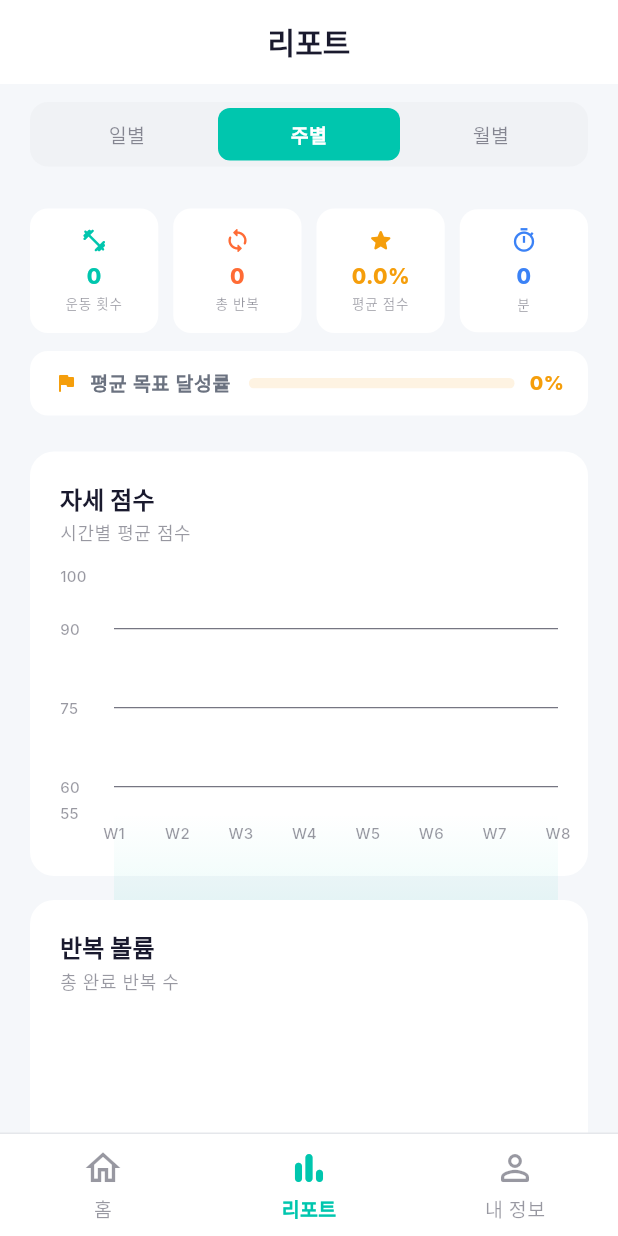
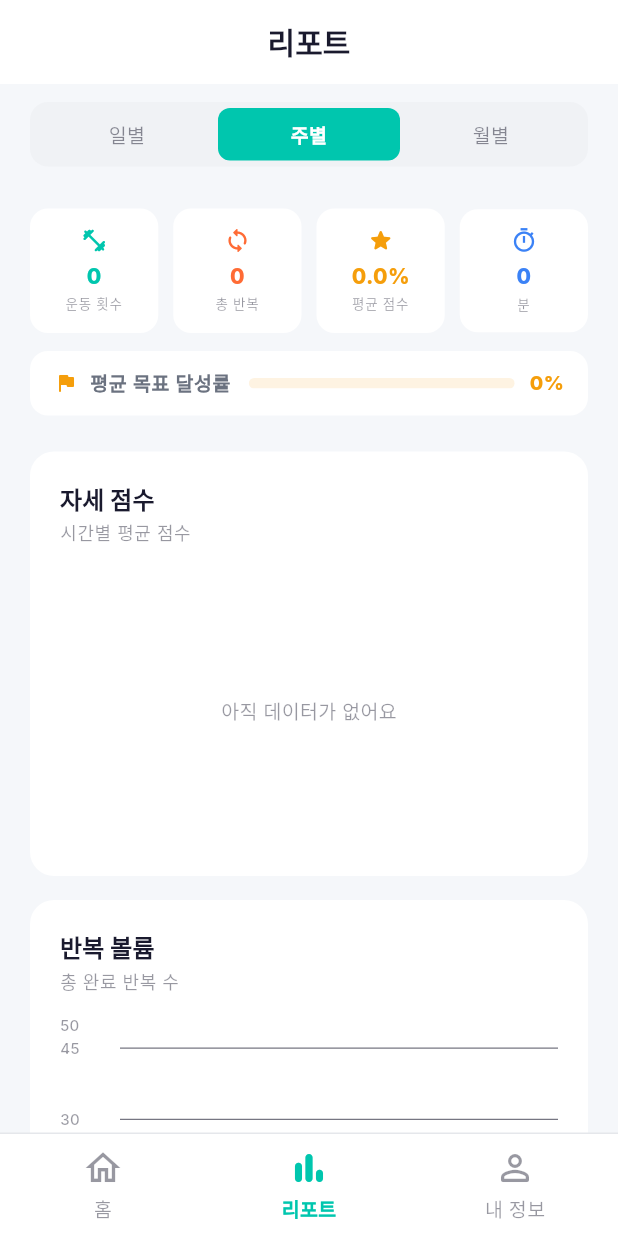
Before and after one commit to 06-month/BPT, a Flutter app: the ReportScreen screen opened by its route, after a tap on "주별", on a phone screen of 412 x 824 dp. Run offline on Flutter 3.47's test engine with Material 3 defaults, Android fonts, the phone set to English and light mode, and no system bars; drawn by our look-alikes of fl_chart; our stand-ins replace flutter_riverpod, go_router, google_fonts, shared_preferences, video_player; accounts and stored records are empty.

Commit message:
fix: 프로필 최근활동 연동, 리포트 그래프 에러 수정, 라벨 개선
- profile_screen: _WorkoutHistorySection/_StatsRow를 ConsumerWidget으로 변환,
  실제 운동 기록(allRecordsProvider) 및 연속일수(streakDaysProvider) 연동
- report_provider: 일간 탭을 실제 운동 날짜 기반 "N일차" 라벨 방식으로 변경,
  주간 탭 라벨을 W1/W2 → 실제 날짜(M/D)로 변경
- report_screen: _niceMax/_niceInterval에 all-zero 가드 추가로 그래프 에러 수정,
  포스처/활동시간 라인차트에서 zero spot 필터링으로 그래프 모양 이상 수정,
  데이터 없을 때 빈 상태 메시지 표시

Co-Authored-By: Claude Sonnet 4.6 <noreply@anthropic.com>

```diff
--- a/bpt/lib/features/report/providers/report_provider.dart
+++ b/bpt/lib/features/report/providers/report_provider.dart
@@ -1,19 +1,21 @@
 import 'package:flutter_riverpod/flutter_riverpod.dart';
 
+import '../../../core/i18n/locale_provider.dart';
 import '../../../models/workout_record_model.dart';
 import '../../../services/workout_records_service.dart';
 
 enum ReportTab { daily, weekly, monthly }
 
-final reportTabProvider = StateProvider<ReportTab>((ref) => ReportTab.weekly);
+final reportTabProvider = StateProvider<ReportTab>((ref) => ReportTab.daily);
 
 final reportDataProvider = Provider<Map<String, dynamic>>((ref) {
   final tab = ref.watch(reportTabProvider);
   final records = ref.watch(workoutRecordsProvider);
+  final isKo = ref.watch(selectedLanguageProvider) == 'ko';
 
   switch (tab) {
     case ReportTab.daily:
-      return _buildDailyData(records);
+      return _buildDailyData(records, isKo);
     case ReportTab.weekly:
       return _buildWeeklyData(records);
     case ReportTab.monthly:
@@ -25,35 +27,49 @@ final reportDataProvider = Provider<Map<String, dynamic>>((ref) {
 
 DateTime _dateOnly(DateTime dt) => DateTime(dt.year, dt.month, dt.day);
 
-Map<String, dynamic> _buildDailyData(List<WorkoutRecordModel> records) {
-  final now = DateTime.now();
-  // Last 7 days: index 0 = 6 days ago, index 6 = today
-  final days = List.generate(
-      7, (i) => _dateOnly(now.subtract(Duration(days: 6 - i))));
+Map<String, dynamic> _emptyData() => {
+      'postureScores': <double>[],
+      'reps': <double>[],
+      'workoutMinutes': <double>[],
+      'labels': <String>[],
+      'totalWorkouts': 0,
+      'totalReps': 0,
+      'avgScore': 0.0,
+      'totalMinutes': 0,
+      'avgAchievement': 0.0,
+    };
 
+// Chronological by unique workout day, labeled "1일차"/"Day 1"
+Map<String, dynamic> _buildDailyData(List<WorkoutRecordModel> records, bool isKo) {
+  final Map<DateTime, List<WorkoutRecordModel>> byDay = {};
+  for (final r in records) {
+    final day = _dateOnly(r.date);
+    byDay.putIfAbsent(day, () => []).add(r);
+  }
+
+  final sortedDays = byDay.keys.toList()..sort();
+  final recentDays = sortedDays.length > 7
+      ? sortedDays.sublist(sortedDays.length - 7)
+      : sortedDays;
+
+  if (recentDays.isEmpty) return _emptyData();
+
+  final startIdx = sortedDays.length - recentDays.length;
   final scores = <double>[];
   final reps = <double>[];
   final minutes = <double>[];
-  final labels = ['Mon', 'Tue', 'Wed', 'Thu', 'Fri', 'Sat', 'Sun'];
+  final labels = <String>[];
 
-  for (final day in days) {
-    final dayRecs =
-        records.where((r) => _dateOnly(r.date) == day).toList();
-    scores.add(dayRecs.isEmpty
-        ? 0
-        : dayRecs.fold(0.0, (s, r) => s + r.postureScore) /
-            dayRecs.length);
-    reps.add(
-        dayRecs.fold(0.0, (s, r) => s + r.totalReps).toDouble());
-    minutes.add(
-        dayRecs.fold(0, (s, r) => s + r.durationSeconds) / 60.0);
+  for (int i = 0; i < recentDays.length; i++) {
+    final dayRecs = byDay[recentDays[i]]!;
+    final n = startIdx + i + 1;
+    labels.add(isKo ? '$n일차' : 'Day $n');
+    scores.add(dayRecs.fold(0.0, (s, r) => s + r.postureScore) / dayRecs.length);
+    reps.add(dayRecs.fold(0.0, (s, r) => s + r.totalReps));
+    minutes.add(dayRecs.fold(0, (s, r) => s + r.durationSeconds) / 60.0);
   }
 
-  final totalWorkouts = records
-      .where((r) => days.contains(_dateOnly(r.date)))
-      .length;
-  final totalReps =
-      reps.fold(0.0, (a, b) => a + b).toInt();
+  final totalReps = reps.fold(0.0, (a, b) => a + b).toInt();
   final totalMins = minutes.fold(0.0, (a, b) => a + b).toInt();
   final validScores = scores.where((s) => s > 0).toList();
   final avgScore = validScores.isEmpty
@@ -65,7 +81,7 @@ Map<String, dynamic> _buildDailyData(List<WorkoutRecordModel> records) {
     'reps': reps,
     'workoutMinutes': minutes,
     'labels': labels,
-    'totalWorkouts': totalWorkouts,
+    'totalWorkouts': records.length,
     'totalReps': totalReps,
     'avgScore': avgScore,
     'totalMinutes': totalMins,
@@ -86,8 +102,8 @@ Map<String, dynamic> _buildWeeklyData(List<WorkoutRecordModel> records) {
   final scores = <double>[];
   final reps = <double>[];
   final minutes = <double>[];
-  final labels =
-      List.generate(8, (i) => 'W${i + 1}');
+  // Actual Monday dates as "M/D" labels so new users see real dates
+  final labels = weekStarts.map((ws) => '${ws.month}/${ws.day}').toList();
 
   for (final weekStart in weekStarts) {
     final weekEnd = weekStart.add(const Duration(days: 7));
--- a/bpt/lib/features/report/screens/report_screen.dart
+++ b/bpt/lib/features/report/screens/report_screen.dart
@@ -39,6 +39,7 @@ class ReportScreen extends ConsumerWidget {
                     chart: _PostureLineChart(
                       scores: (data['postureScores'] as List).cast<double>(),
                       labels: (data['labels'] as List).cast<String>(),
+                      noDataLabel: s.locale == 'ko' ? '아직 데이터가 없어요' : 'No data yet',
                     ),
                   ),
                   const SizedBox(height: 16),
@@ -48,6 +49,7 @@ class ReportScreen extends ConsumerWidget {
                     chart: _RepsBarChart(
                       reps: (data['reps'] as List).cast<double>(),
                       labels: (data['labels'] as List).cast<String>(),
+                      noDataLabel: s.locale == 'ko' ? '아직 데이터가 없어요' : 'No data yet',
                     ),
                   ),
                   const SizedBox(height: 16),
@@ -55,9 +57,9 @@ class ReportScreen extends ConsumerWidget {
                     title: s.activeTimeChart,
                     subtitle: s.activeTimeSubtitle,
                     chart: _WorkoutTimeLineChart(
-                      minutes:
-                          (data['workoutMinutes'] as List).cast<double>(),
+                      minutes: (data['workoutMinutes'] as List).cast<double>(),
                       labels: (data['labels'] as List).cast<String>(),
+                      noDataLabel: s.locale == 'ko' ? '아직 데이터가 없어요' : 'No data yet',
                     ),
                   ),
                   const SizedBox(height: 24),
@@ -327,11 +329,14 @@ class _ChartCard extends StatelessWidget {
 double _niceMax(List<double> values, double base) {
   if (values.isEmpty) return base;
   final max = values.reduce((a, b) => a > b ? a : b);
+  if (max <= 0) return base;
   return ((max * 1.15) / base).ceil() * base;
 }
 
-double _niceInterval(double maxY, int steps) =>
-    ((maxY / steps) / 5).ceil() * 5;
+double _niceInterval(double maxY, int steps) {
+  final result = ((maxY / steps) / 5).ceil() * 5;
+  return result <= 0 ? 5.0 : result.toDouble();
+}
 
 Widget _bottomLabel(
     double v, List<String> labels, TextStyle style, int step) {
@@ -345,9 +350,14 @@ Widget _bottomLabel(
 
 // ── Posture Line Chart ─────────────────────────────────────────────────────
 class _PostureLineChart extends StatelessWidget {
-  const _PostureLineChart({required this.scores, required this.labels});
+  const _PostureLineChart({
+    required this.scores,
+    required this.labels,
+    this.noDataLabel = 'No data yet',
+  });
   final List<double> scores;
   final List<String> labels;
+  final String noDataLabel;
 
   @override
   Widget build(BuildContext context) {
@@ -357,8 +367,25 @@ class _PostureLineChart extends StatelessWidget {
         fontSize: 10);
     final step = labels.length > 8 ? 2 : 1;
 
+    // Filter out zero-score periods so lines don't spike to the bottom
+    final spots = scores
+        .asMap()
+        .entries
+        .where((e) => e.value > 0)
+        .map((e) => FlSpot(e.key.toDouble(), e.value))
+        .toList();
+
+    if (spots.isEmpty || labels.isEmpty) {
+      return Center(
+        child: Text(noDataLabel,
+            style: textStyle.copyWith(fontSize: 13)),
+      );
+    }
+
     return LineChart(LineChartData(
-      minY: 55,
+      minX: 0,
+      maxX: (labels.length - 1).toDouble(),
+      minY: 50,
       maxY: 100,
       gridData: FlGridData(
         show: true,
@@ -393,12 +420,8 @@ class _PostureLineChart extends StatelessWidget {
       ),
       lineBarsData: [
         LineChartBarData(
-          spots: scores
-              .asMap()
-              .entries
-              .map((e) => FlSpot(e.key.toDouble(), e.value))
-              .toList(),
-          isCurved: true,
+          spots: spots,
+          isCurved: spots.length > 1,
           curveSmoothness: 0.35,
           color: AppColors.primary,
           barWidth: 2.5,
@@ -430,9 +453,14 @@ class _PostureLineChart extends StatelessWidget {
 
 // ── Reps Bar Chart ─────────────────────────────────────────────────────────
 class _RepsBarChart extends StatelessWidget {
-  const _RepsBarChart({required this.reps, required this.labels});
+  const _RepsBarChart({
+    required this.reps,
+    required this.labels,
+    this.noDataLabel = 'No data yet',
+  });
   final List<double> reps;
   final List<String> labels;
+  final String noDataLabel;
 
   @override
   Widget build(BuildContext context) {
@@ -442,8 +470,14 @@ class _RepsBarChart extends StatelessWidget {
         fontSize: 10);
     final step = labels.length > 8 ? 2 : 1;
 
+    if (labels.isEmpty) {
+      return Center(
+        child: Text(noDataLabel, style: textStyle.copyWith(fontSize: 13)),
+      );
+    }
+
     final maxY = _niceMax(reps, 50);
-    final yInterval = _niceInterval(maxY, 4).toDouble();
+    final yInterval = _niceInterval(maxY, 4);
 
     return BarChart(BarChartData(
       maxY: maxY,
@@ -500,10 +534,14 @@ class _RepsBarChart extends StatelessWidget {
 
 // ── Workout Time Line Chart ────────────────────────────────────────────────
 class _WorkoutTimeLineChart extends StatelessWidget {
-  const _WorkoutTimeLineChart(
-      {required this.minutes, required this.labels});
+  const _WorkoutTimeLineChart({
+    required this.minutes,
+    required this.labels,
+    this.noDataLabel = 'No data yet',
+  });
   final List<double> minutes;
   final List<String> labels;
+  final String noDataLabel;
 
   @override
   Widget build(BuildContext context) {
@@ -513,10 +551,25 @@ class _WorkoutTimeLineChart extends StatelessWidget {
         fontSize: 10);
     final step = labels.length > 8 ? 2 : 1;
 
-    final maxY = _niceMax(minutes, 50);
-    final yInterval = _niceInterval(maxY, 4).toDouble();
+    final spots = minutes
+        .asMap()
+        .entries
+        .where((e) => e.value > 0)
+        .map((e) => FlSpot(e.key.toDouble(), e.value))
+        .toList();
+
+    if (spots.isEmpty || labels.isEmpty) {
+      return Center(
+        child: Text(noDataLabel, style: textStyle.copyWith(fontSize: 13)),
+      );
+    }
+
+    final maxY = _niceMax(minutes, 10);
+    final yInterval = _niceInterval(maxY, 4);
 
     return LineChart(LineChartData(
+      minX: 0,
+      maxX: (labels.length - 1).toDouble(),
       minY: 0,
       maxY: maxY,
       gridData: FlGridData(
@@ -552,12 +605,8 @@ class _WorkoutTimeLineChart extends StatelessWidget {
       ),
       lineBarsData: [
         LineChartBarData(
-          spots: minutes
-              .asMap()
-              .entries
-              .map((e) => FlSpot(e.key.toDouble(), e.value))
-              .toList(),
-          isCurved: true,
+          spots: spots,
+          isCurved: spots.length > 1,
           curveSmoothness: 0.35,
           color: AppColors.info,
           barWidth: 2.5,
```
Also changed, not shown: bpt/lib/features/profile/screens/profile_screen.dart (+27 -13 lines).
